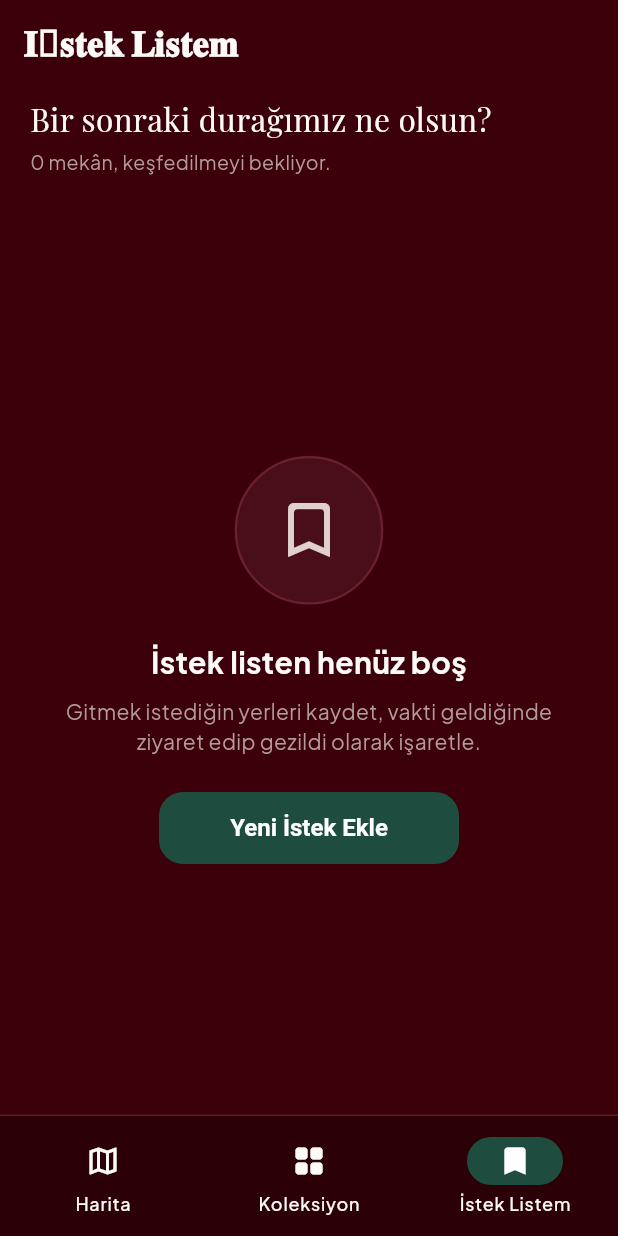
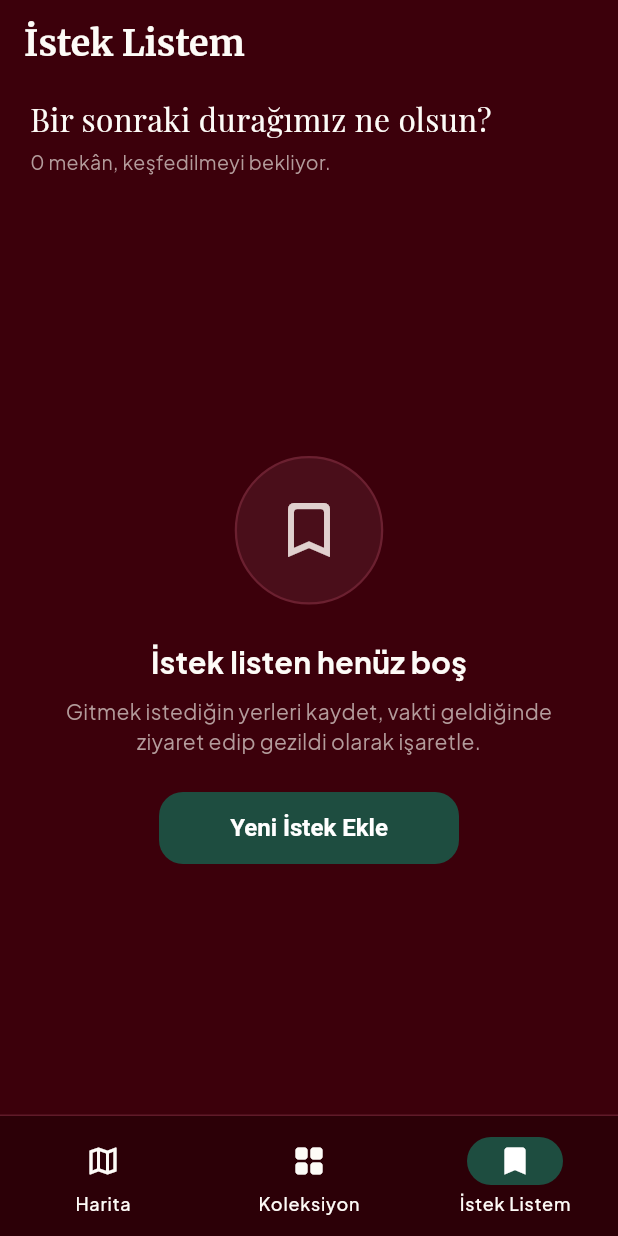
Before and after one commit to zehratuncer/MekanDefterim, a Flutter app: the WishlistPage screen opened by its route, on a phone screen of 412 x 824 dp. Run offline on Flutter 3.47's test engine with Material 3 defaults, Android fonts, the phone set to English and light mode, and no system bars; our stand-ins replace drift, flutter_map, flutter_riverpod, geolocator, go_router, google_fonts and 2 more; accounts and stored records are empty; generated files the repository leaves out were written again.

Commit message:
style: use bold Merriweather for Wishlist AppBar title

```diff
--- a/lib/features/wishlist/presentation/pages/wishlist_page.dart
+++ b/lib/features/wishlist/presentation/pages/wishlist_page.dart
@@ -18,9 +18,12 @@ class WishlistPage extends ConsumerWidget {
 
     return Scaffold(
       appBar: AppBar(
-        title: const Text(
-          '𝐈̇𝐬𝐭𝐞𝐤 𝐋𝐢𝐬𝐭𝐞𝐦',
-          style: TextStyle(fontSize: 24),
+        title: Text(
+          'İstek Listem',
+          style: GoogleFonts.merriweather(
+            fontSize: 24,
+            fontWeight: FontWeight.bold,
+          ),
         ),
       ),
       body: Column(
```
